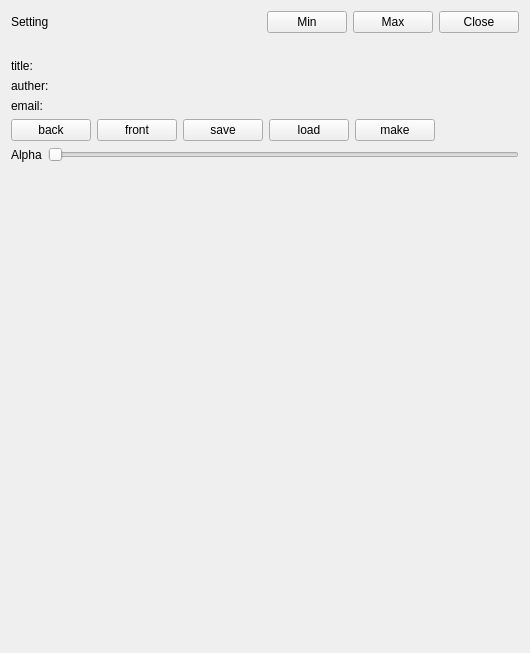
Before: the Qt Designer form widget.ui in qiuzhiqian/wpmaster, drawn with Qt 5.
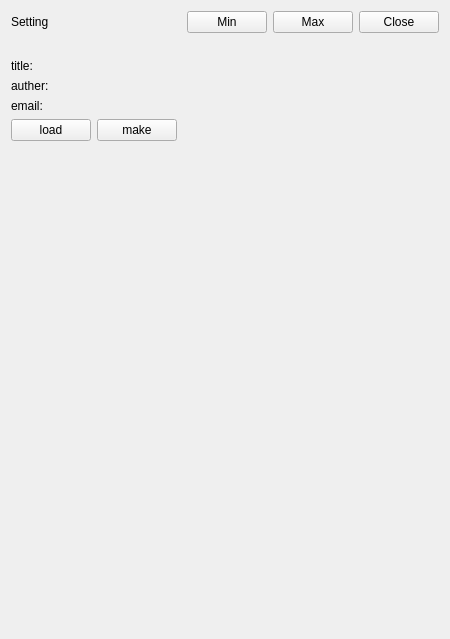
After: the same form once the commit is applied.

Commit message: 移除测试的控件。当无workerW窗口时通过发送消息激活产生

```diff
--- a/widget.ui
+++ b/widget.ui
@@ -6,8 +6,8 @@
    <rect>
     <x>0</x>
     <y>0</y>
-    <width>530</width>
-    <height>653</height>
+    <width>450</width>
+    <height>639</height>
    </rect>
   </property>
   <property name="windowTitle">
@@ -110,27 +110,6 @@
    </item>
    <item>
     <layout class="QHBoxLayout" name="horizontalLayout">
-     <item>
-      <widget class="QPushButton" name="btn_openback">
-       <property name="text">
-        <string>back</string>
-       </property>
-      </widget>
-     </item>
-     <item>
-      <widget class="QPushButton" name="btn_openfront">
-       <property name="text">
-        <string>front</string>
-       </property>
-      </widget>
-     </item>
-     <item>
-      <widget class="QPushButton" name="btn_save">
-       <property name="text">
-        <string>save</string>
-       </property>
-      </widget>
-     </item>
      <item>
       <widget class="QPushButton" name="btn_load">
        <property name="text">
@@ -160,24 +139,6 @@
      </item>
     </layout>
    </item>
-   <item>
-    <layout class="QHBoxLayout" name="horizontalLayout_3" stretch="0,0">
-     <item>
-      <widget class="QLabel" name="label_2">
-       <property name="text">
-        <string>Alpha</string>
-       </property>
-      </widget>
-     </item>
-     <item>
-      <widget class="QSlider" name="sld_alpha">
-       <property name="orientation">
-        <enum>Qt::Horizontal</enum>
-       </property>
-      </widget>
-     </item>
-    </layout>
-   </item>
    <item>
     <spacer name="verticalSpacer">
      <property name="orientation">
```
The commit also changes 5 other files.
